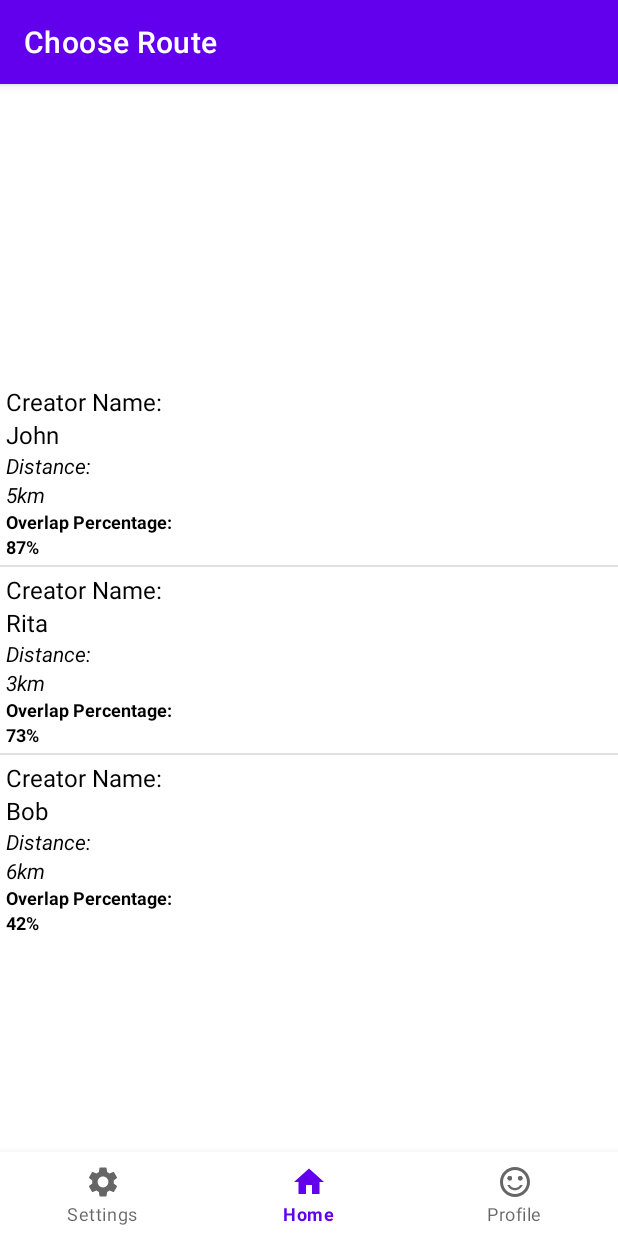
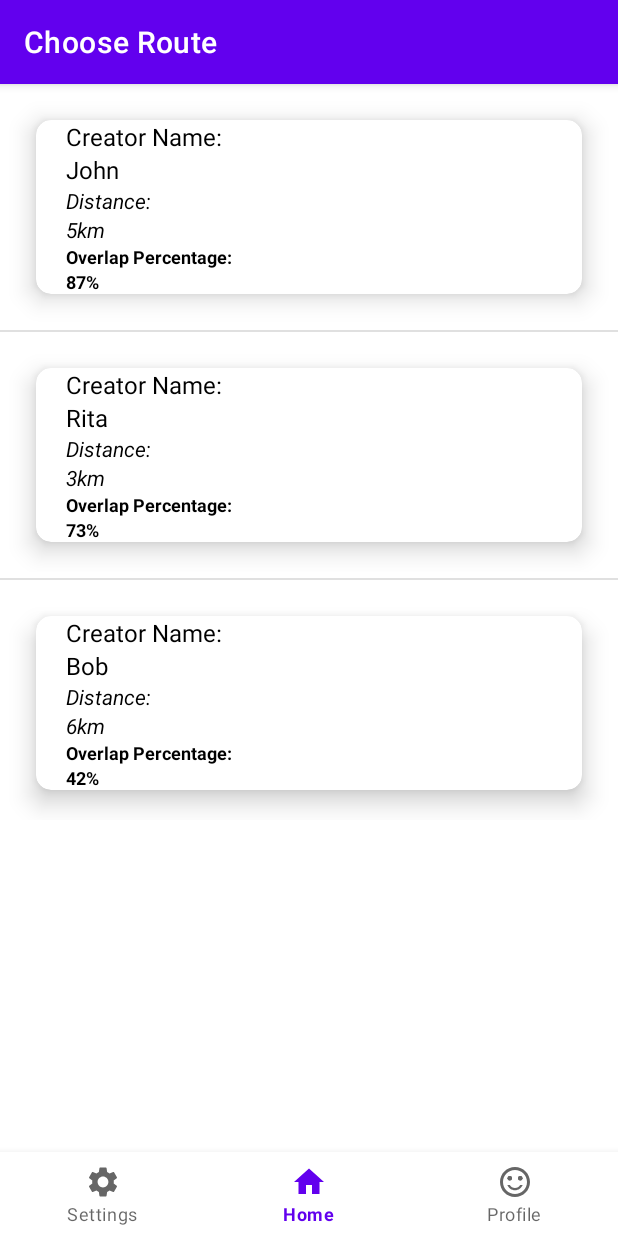
Before and after one commit to PopPaulTudor/UIDProject, an Android app: the ChooseRoute screen opened directly, with no data from a screen before it, on a phone screen of 412 x 824 dp. Run offline under Robolectric (Android 15) with nearby library versions, the phone set to English and light mode, and no system bars.

Commit message:
Merged all the join route part

```diff
--- a/app/src/main/res/layout/activity_choose_route.xml
+++ b/app/src/main/res/layout/activity_choose_route.xml
@@ -12,8 +12,7 @@
         android:layout_width="match_parent"
         android:layout_height="wrap_content"
         app:layout_constraintTop_toTopOf="parent"
-        app:layout_constraintStart_toStartOf="parent"
-        app:layout_constraintBottom_toBottomOf="@id/navigation"/>
+        app:layout_constraintStart_toStartOf="parent"/>
     <include
         android:id="@+id/navigation"
         layout="@layout/item_bottom_navigation"
--- a/app/src/main/res/layout/activity_login_page.xml
+++ b/app/src/main/res/layout/activity_login_page.xml
@@ -124,6 +124,7 @@
         android:layout_width="wrap_content"
         android:layout_height="wrap_content"
         app:cornerRadius="10dp"
+        android:padding="15dp"
         android:text="@string/login"
         app:layout_constraintBottom_toBottomOf="parent"
         app:layout_constraintEnd_toEndOf="parent"
--- a/app/src/main/res/layout/route_row.xml
+++ b/app/src/main/res/layout/route_row.xml
@@ -1,9 +1,30 @@
 <?xml version="1.0" encoding="utf-8"?>
 <LinearLayout xmlns:android="http://schemas.android.com/apk/res/android"
     android:layout_width="match_parent"
-    android:layout_height="match_parent"
+    android:layout_height="wrap_content"
+    xmlns:app="http://schemas.android.com/apk/res-auto"
     android:orientation="vertical"
     android:padding="4dp">
+
+    <androidx.cardview.widget.CardView
+        android:id="@+id/cardRouteCreated"
+        android:layout_width="match_parent"
+        android:layout_height="wrap_content"
+        android:background="@color/cardview_dark_background"
+        android:elevation="10dp"
+        app:cardCornerRadius="10dp"
+        app:cardElevation="10dp"
+        android:layout_margin="20dp"
+        app:layout_constraintEnd_toEndOf="parent"
+        app:layout_constraintStart_toStartOf="parent"
+        app:layout_constraintTop_toTopOf="parent">
+
+        <LinearLayout
+            android:layout_width="match_parent"
+            android:orientation="vertical"
+            android:layout_height="match_parent"
+            android:paddingStart="20dp">
+
 
     <TextView
         android:layout_width="wrap_content"
@@ -50,4 +71,7 @@
         android:textColor="#000000"
         android:textSize="12sp"
         android:textStyle="bold" />
+
+        </LinearLayout>
+    </androidx.cardview.widget.CardView>
 </LinearLayout>
```
Also changed, not shown: app/src/main/java/com/example/uidproject/join_route/screens/JoinedRoute.kt (+12 -0 lines), app/src/main/java/com/example/uidproject/principal_screen/PrincipalScreenActivity.kt (+4 -4 lines), app/src/main/res/layout/activity_joined_route.xml (+22 -8 lines), app/src/main/res/layout/activity_profile.xml (+50 -32 lines), app/src/main/res/layout/activity_reviews.xml (+14 -4 lines), app/src/main/res/layout/activity_route_summary.xml (+12 -2 lines), app/src/main/res/layout/activity_their_buddies.xml (+15 -4 lines).
